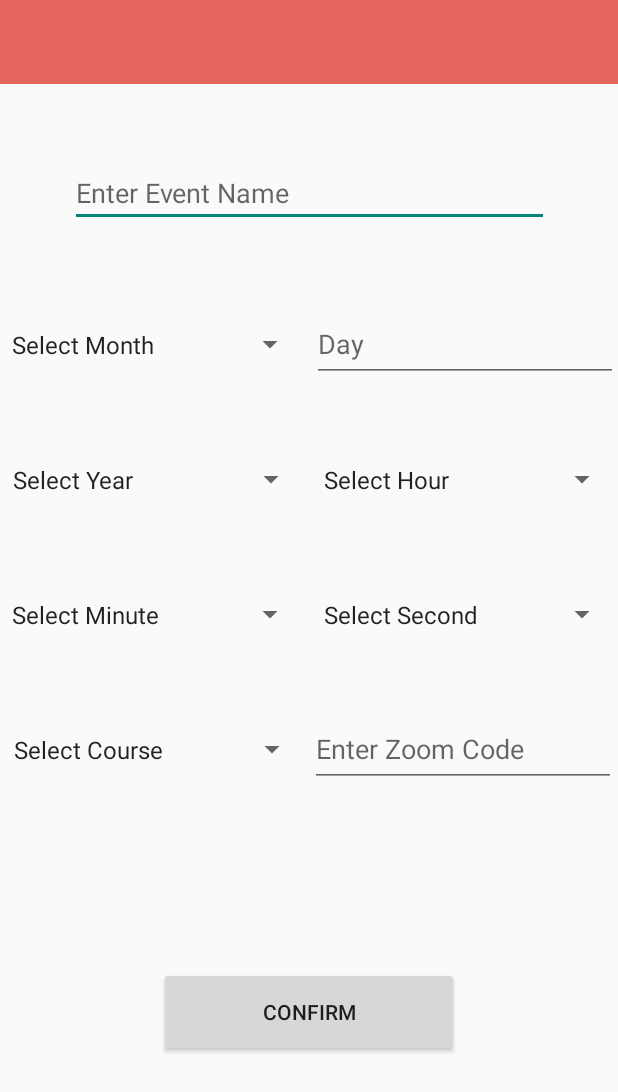
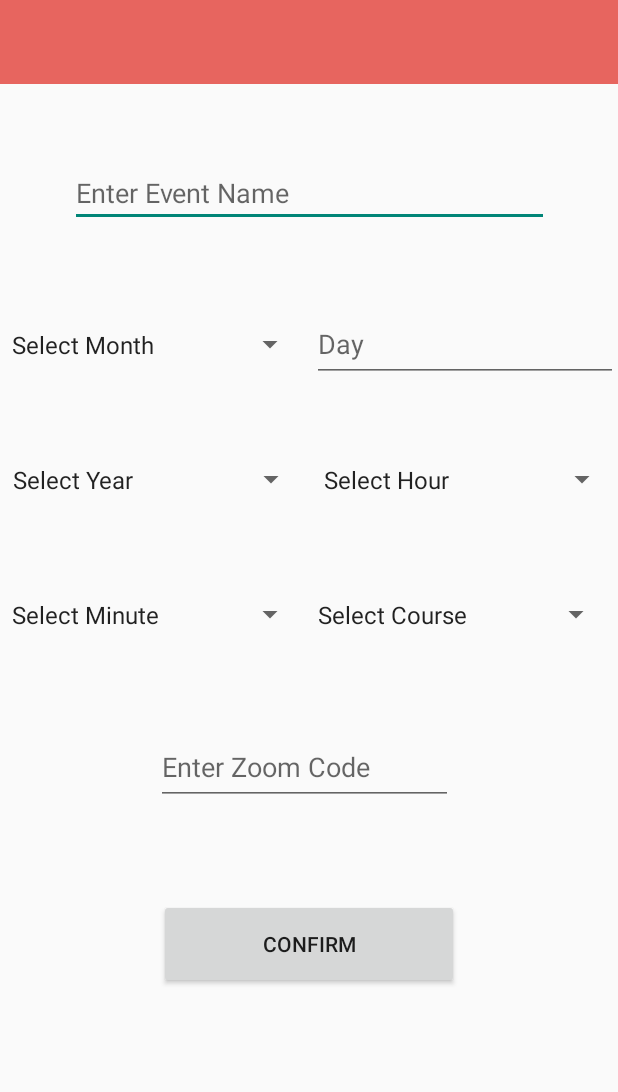
Before and after one commit to Trev32198/schedule_sync_client, an Android app: the CreateZoomMeeting screen opened directly, with no data from a screen before it, on a phone screen of 412 x 824 dp. Shown: the top 1092 px of the screen. Run offline under Robolectric (Android 15) with nearby library versions, the phone set to English and light mode, and no system bars; network calls fail.

```diff
--- a/app/src/main/res/layout/activity_create_zoom_meeting.xml
+++ b/app/src/main/res/layout/activity_create_zoom_meeting.xml
@@ -81,16 +81,6 @@
         app:layout_constraintStart_toStartOf="parent"
         app:layout_constraintTop_toBottomOf="@+id/year" />
 
-    <Spinner
-        android:id="@+id/second"
-        android:layout_width="204dp"
-        android:layout_height="50dp"
-        android:layout_marginTop="40dp"
-        android:entries="@array/second"
-        android:prompt="@string/chooseSecond"
-        app:layout_constraintEnd_toEndOf="parent"
-        app:layout_constraintTop_toBottomOf="@+id/hour" />
-
     <Button
         android:id="@+id/confirmZoomCreation"
         android:layout_width="200dp"
@@ -121,23 +111,23 @@
         android:id="@+id/classChoose"
         android:layout_width="204dp"
         android:layout_height="50dp"
-        android:layout_marginStart="1dp"
-        android:layout_marginLeft="1dp"
         android:layout_marginTop="40dp"
-        app:layout_constraintStart_toStartOf="parent"
-        app:layout_constraintTop_toBottomOf="@+id/minute" />
+        app:layout_constraintStart_toEndOf="@+id/minute"
+        app:layout_constraintTop_toBottomOf="@+id/hour" />
 
     <EditText
         android:id="@+id/enterZoom"
-        android:layout_width="204dp"
+        android:layout_width="198dp"
         android:layout_height="50dp"
-        android:layout_marginTop="40dp"
-        android:layout_marginEnd="1dp"
-        android:layout_marginRight="1dp"
+        android:layout_marginStart="104dp"
+        android:layout_marginLeft="104dp"
+        android:layout_marginTop="52dp"
         android:ems="10"
         android:hint="Enter Zoom Code"
         android:inputType="textPersonName"
-        app:layout_constraintEnd_toEndOf="parent"
-        app:layout_constraintTop_toBottomOf="@+id/second" />
+        app:layout_constraintBottom_toTopOf="@+id/confirmZoomCreation"
+        app:layout_constraintStart_toStartOf="parent"
+        app:layout_constraintTop_toBottomOf="@+id/classChoose"
+        app:layout_constraintVertical_bias="0.0" />
 
 </androidx.constraintlayout.widget.ConstraintLayout>
--- a/app/src/main/res/layout/activity_my_forums.xml
+++ b/app/src/main/res/layout/activity_my_forums.xml
@@ -11,7 +11,7 @@
 
     <RelativeLayout
         android:layout_width="411dp"
-        android:layout_height="50dp"
+        android:layout_height="wrap_content"
         android:layout_margin="2dp">
 
         <TextView
```
Also changed, not shown: app/src/main/java/com/example/myapplication/CreateZoomMeeting.java (+24 -23 lines), app/src/main/res/layout/activity_view_forum_list.xml (+4 -4 lines).
